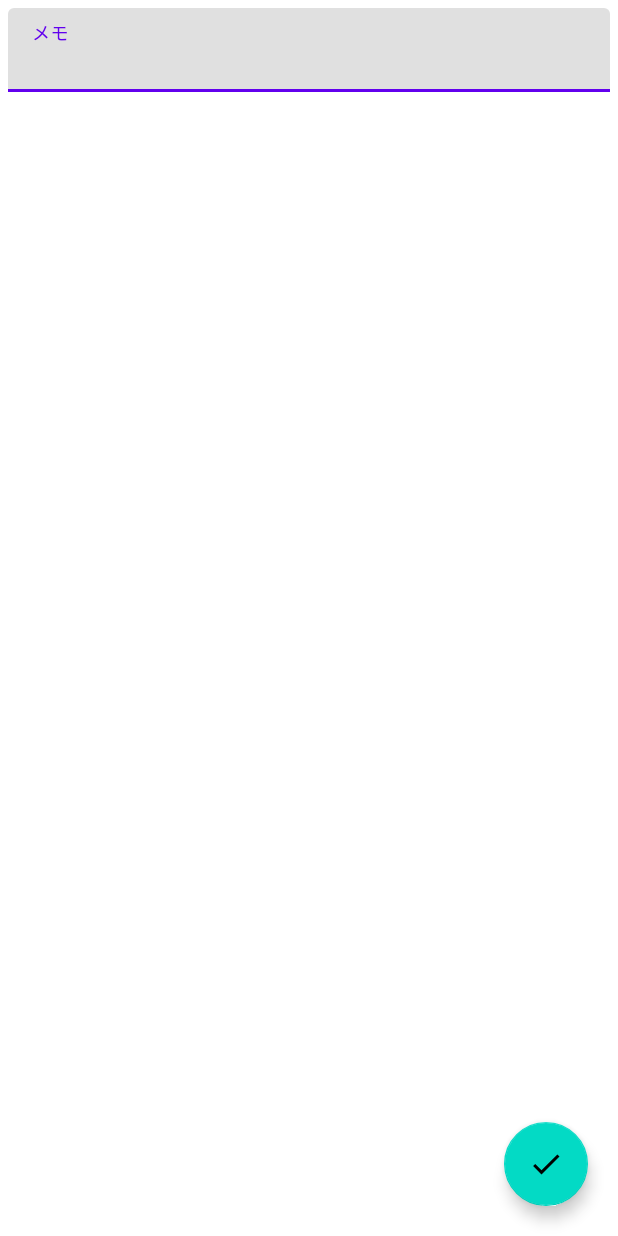
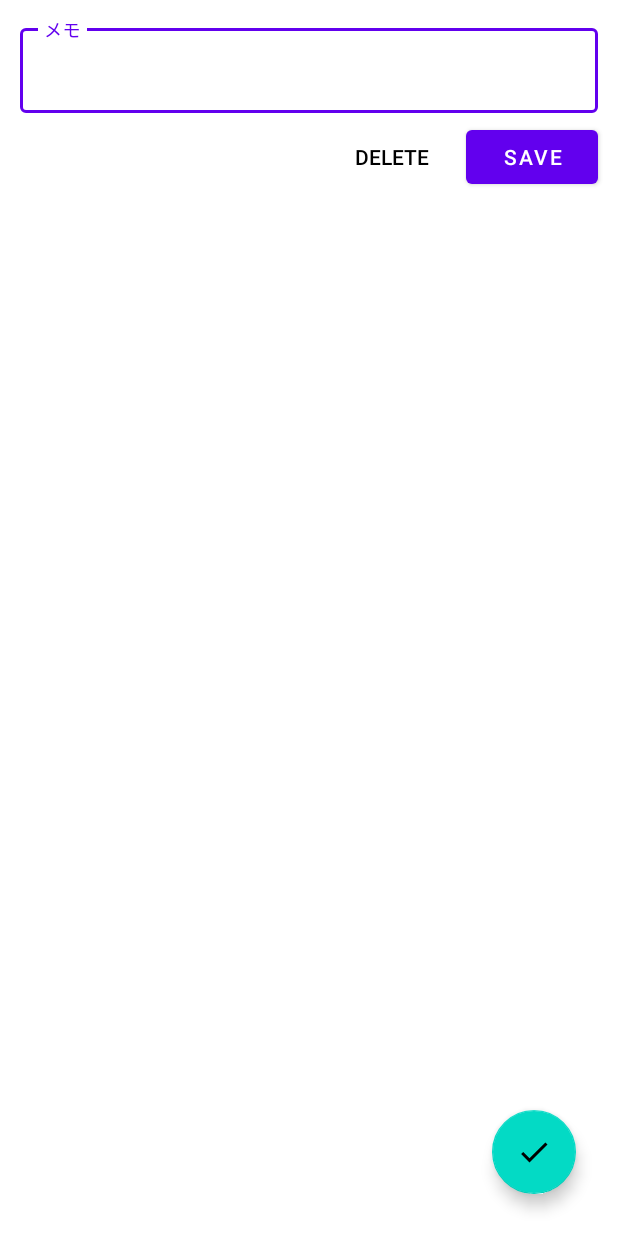
Before and after one commit to Motsu0417/MemoApplication, an Android app: the layout fragment_edit.xml on its own in the app's theme, with its tools: preview values and no code run, on a phone screen of 412 x 824 dp. Run offline under Robolectric (Android 15) with nearby library versions, the phone set to English and light mode, and no system bars.

```diff
--- a/app/src/main/res/layout/fragment_edit.xml
+++ b/app/src/main/res/layout/fragment_edit.xml
@@ -5,7 +5,8 @@
     android:layout_width="match_parent"
     android:layout_height="match_parent"
     android:backgroundTint="@color/white"
-    tools:context=".EditFragment">
+    tools:context=".EditFragment"
+    android:layout_margin="8dp">
 
     <com.google.android.material.textfield.TextInputLayout
         android:id="@+id/title_edit_text"
@@ -15,7 +16,8 @@
         android:hint="メモ"
         app:layout_constraintEnd_toEndOf="parent"
         app:layout_constraintStart_toStartOf="parent"
-        app:layout_constraintTop_toTopOf="parent">
+        app:layout_constraintTop_toTopOf="parent"
+        style="@style/Widget.MaterialComponents.TextInputLayout.OutlinedBox">
 
         <com.google.android.material.textfield.TextInputEditText
             android:id="@+id/memo_edit_text"
@@ -23,6 +25,7 @@
             android:layout_height="wrap_content" />
 
     </com.google.android.material.textfield.TextInputLayout>
+
 
     <com.google.android.material.floatingactionbutton.FloatingActionButton
         android:id="@+id/done_button"
@@ -32,4 +35,26 @@
         android:src="@drawable/ic_baseline_check_24"
         app:layout_constraintBottom_toBottomOf="parent"
         app:layout_constraintEnd_toEndOf="parent" />
+
+    <Button
+        android:id="@+id/delete_button"
+        style="@style/Widget.AppCompat.Button.Borderless"
+        android:layout_width="wrap_content"
+        android:layout_height="wrap_content"
+        android:layout_margin="5dp"
+        android:layout_marginEnd="8dp"
+        android:text="Delete"
+        android:textColor="#000000"
+        app:layout_constraintEnd_toStartOf="@+id/save_button"
+        app:layout_constraintTop_toBottomOf="@+id/title_edit_text" />
+
+    <Button
+        android:id="@+id/save_button"
+        android:layout_width="wrap_content"
+        android:layout_height="wrap_content"
+        android:layout_margin="5dp"
+        android:layout_marginEnd="5dp"
+        android:text="Save"
+        app:layout_constraintEnd_toEndOf="parent"
+        app:layout_constraintTop_toBottomOf="@+id/title_edit_text" />
 </androidx.constraintlayout.widget.ConstraintLayout>
```
Also changed, not shown: app/src/main/java/app/motsu/hiromoto/memoapplication/DetailFragment.kt (added, +27 -0 lines), app/src/main/java/app/motsu/hiromoto/memoapplication/EditFragment.kt (+44 -4 lines), app/src/main/java/app/motsu/hiromoto/memoapplication/ListAdapter.kt (+9 -6 lines), app/src/main/java/app/motsu/hiromoto/memoapplication/MainActivity.kt (+35 -4 lines), app/src/main/java/app/motsu/hiromoto/memoapplication/RecyclerViewFragment.kt (+5 -4 lines), app/src/main/res/layout/fragment_detail.xml (added, +14 -0 lines).
